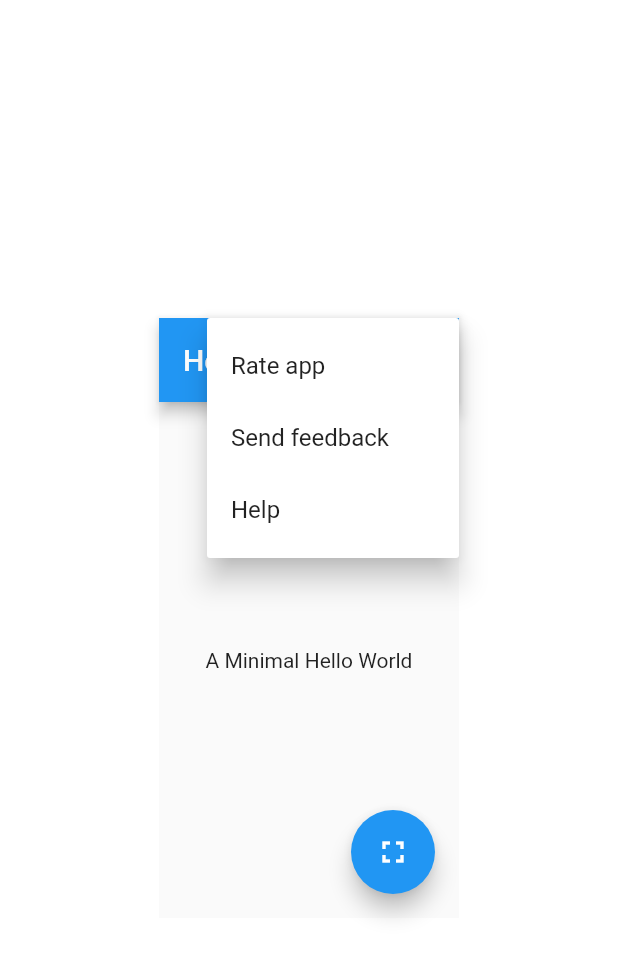
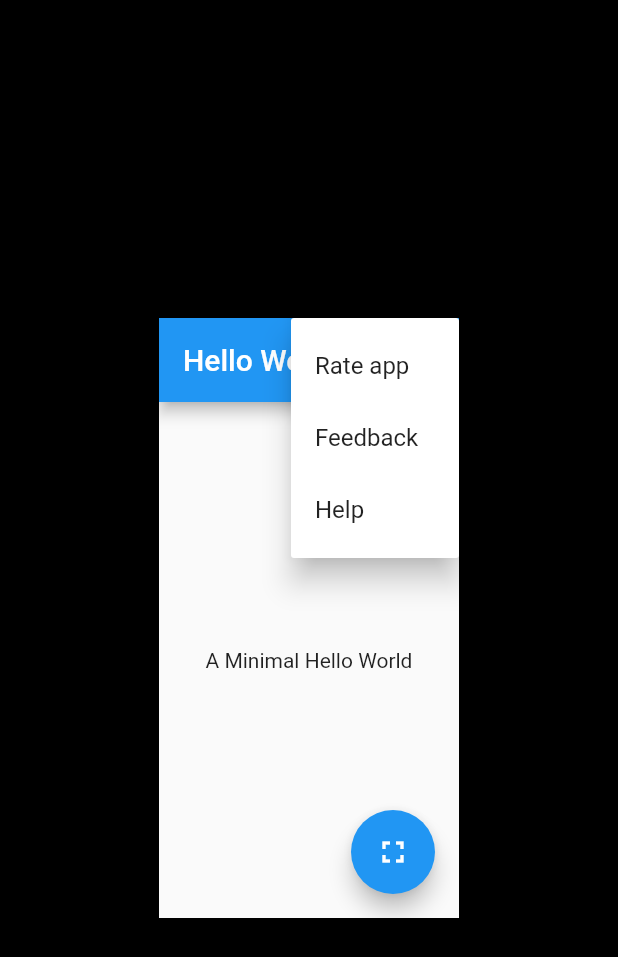
Before and after one commit to helloingworld/hello_world_minimal, a Flutter app: the screen it shows after launch, after a tap on the "fullscreen" icon, after a tap on the "fullscreen exit" icon, after a tap on the "more vert" icon, on a phone screen of 412 x 824 dp. Shown: the top 957 px of the screen. Run offline on Flutter 3.47's test engine with Material 2 defaults, Android fonts, the phone set to English and light mode, and no system bars.

Commit message:
Add popup items

```diff
--- a/lib/main.dart
+++ b/lib/main.dart
@@ -7,6 +7,7 @@ void main() {
     systemNavigationBarColor: Colors.black,
     statusBarColor: Colors.black,
   ));
+  // SystemChrome.setEnabledSystemUIOverlays([]);
   runApp(HelloWorldApp());
 }
 
--- a/lib/pages/home.dart
+++ b/lib/pages/home.dart
@@ -4,6 +4,8 @@ class Home extends StatefulWidget {
   @override
   _HomeState createState() => _HomeState();
 }
+
+enum PopupItems { rate, feedback, help }
 
 class _HomeState extends State<Home> {
   bool _isMinimal = true;
@@ -14,43 +16,40 @@ class _HomeState extends State<Home> {
     });
   }
 
+  void _handlePopupItem(PopupItems value) {}
+
   @override
   Widget build(BuildContext context) {
-    var _hPadding = (MediaQuery.of(context).size.width - 200) / 2;
+    final _hPadding = (MediaQuery.of(context).size.shortestSide - 200) / 2;
+    final _vPadding = _hPadding / MediaQuery.of(context).size.aspectRatio;
 
     return SafeArea(
       child: Container(
-        // width: 200.0,
-        // color: Colors.red,
-        // padding: _isMinimal ? EdgeInsets.all((MediaQuery.of(context).size.width - 200) / 2) : null,
-
+        color: Colors.black,
         padding: _isMinimal
             ? EdgeInsets.symmetric(
                 horizontal: _hPadding,
-                vertical: _hPadding / MediaQuery.of(context).size.aspectRatio,
+                vertical: _vPadding,
               )
-            : null,
+            : EdgeInsets.zero,
         child: Scaffold(
           appBar: AppBar(
             title: Text('Hello World'),
             actions: <Widget>[
-              // IconButton(
-              //   icon: _isMinimal
-              //       ? const Icon(Icons.fullscreen)
-              //       : const Icon(Icons.fullscreen_exit),
-              //   onPressed: () => setState(() {
-              //     _isMinimal = !_isMinimal;
-              //   }),
-              // ),
-              PopupMenuButton(
-                itemBuilder: (_) => [
-                  PopupMenuItem(
+              PopupMenuButton<PopupItems>(
+                onSelected: _handlePopupItem,
+                itemBuilder: (BuildContext context) =>
+                    <PopupMenuEntry<PopupItems>>[
+                  const PopupMenuItem<PopupItems>(
+                    value: PopupItems.rate,
                     child: Text('Rate app'),
                   ),
-                  PopupMenuItem(
-                    child: Text('Send feedback'),
+                  const PopupMenuItem<PopupItems>(
+                    value: PopupItems.feedback,
+                    child: Text('Feedback'),
                   ),
-                  PopupMenuItem(
+                  const PopupMenuItem<PopupItems>(
+                    value: PopupItems.help,
                     child: Text('Help'),
                   ),
                 ],
@@ -65,6 +64,7 @@ class _HomeState extends State<Home> {
                 ? const Icon(Icons.fullscreen)
                 : const Icon(Icons.fullscreen_exit),
             onPressed: _toggleMinimal,
+            tooltip: 'Toggle minimal',
           ),
         ),
       ),
```
